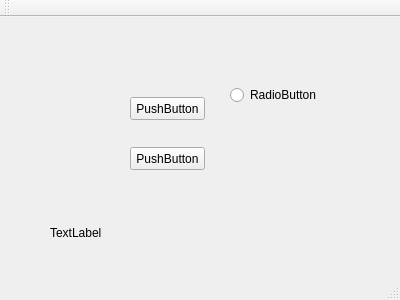
Qt form mainwindow.ui (Charlessf3/demo3) before a commit.
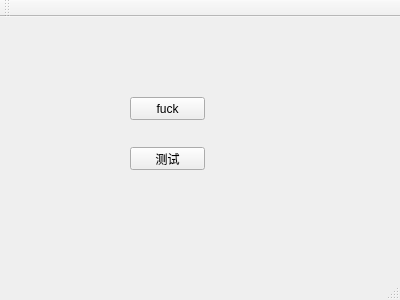
The same form after that commit.

Patch:
```diff
--- a/mainwindow.ui
+++ b/mainwindow.ui
@@ -24,7 +24,7 @@
      </rect>
     </property>
     <property name="text">
-     <string>PushButton</string>
+     <string>fuck</string>
     </property>
    </widget>
    <widget class="QPushButton" name="pushButton_2">
@@ -37,33 +37,7 @@
      </rect>
     </property>
     <property name="text">
-     <string>PushButton</string>
-    </property>
-   </widget>
-   <widget class="QRadioButton" name="radioButton">
-    <property name="geometry">
-     <rect>
-      <x>230</x>
-      <y>70</y>
-      <width>89</width>
-      <height>16</height>
-     </rect>
-    </property>
-    <property name="text">
-     <string>RadioButton</string>
-    </property>
-   </widget>
-   <widget class="QLabel" name="label">
-    <property name="geometry">
-     <rect>
-      <x>50</x>
-      <y>210</y>
-      <width>54</width>
-      <height>12</height>
-     </rect>
-    </property>
-    <property name="text">
-     <string>TextLabel</string>
+     <string>测试</string>
     </property>
    </widget>
   </widget>
```
